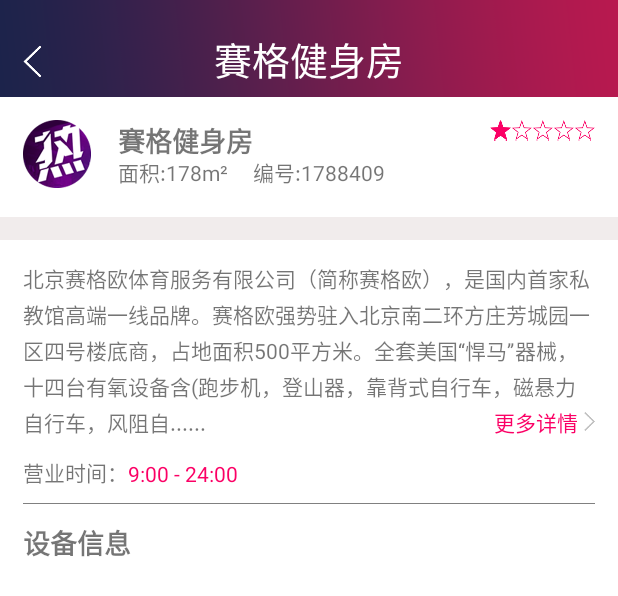
After one commit to FightTech/aidong, an Android app: the layout activity_gym_detail.xml on its own in the app's theme, with its tools: preview values and no code run, on a phone screen of 412 x 824 dp. The commit adds this screen. Shown: the top 596 px of the screen. Run offline under Robolectric (Android 15) with nearby library versions, the light colour scheme and no system bars.

Commit message:
gym detail

```diff
--- a/app/build.gradle
+++ b/app/build.gradle
@@ -15,7 +15,7 @@
     buildToolsVersion "26.0.1"
     defaultConfig {
         applicationId "com.fanting.aidongtan"
-        minSdkVersion 19
+        minSdkVersion 21
         targetSdkVersion 26
         versionCode 1
         versionName "1.0"
@@ -61,4 +61,5 @@
     compile project(':lib')
     compile project(':tablayoutsupport')
     implementation 'com.nineoldandroids:library:2.4.0'
+    compile 'de.hdodenhof:circleimageview:2.2.0'
 }
--- /dev/null
+++ b/app/src/main/res/drawable/im_detail_selector.xml
@@ -0,0 +1,4 @@
+<selector xmlns:android="http://schemas.android.com/apk/res/android" >
+    <item android:state_pressed="true"   android:drawable="@drawable/inmessage" />
+    <item android:state_pressed="false"   android:drawable="@drawable/inmessage_none" />
+</selector>
--- /dev/null
+++ b/app/src/main/res/drawable/ratingbar_drawable.xml
@@ -0,0 +1,17 @@
+<?xml version="1.0" encoding="utf-8"?>
+<layer-list xmlns:android="http://schemas.android.com/apk/res/android">
+
+    <item
+        android:id="@android:id/background"
+        android:drawable="@drawable/star_none">
+    </item>
+    <item
+        android:id="@android:id/secondaryProgress"
+        android:drawable="@drawable/star_none">
+    </item>
+    <item
+        android:id="@android:id/progress"
+        android:drawable="@drawable/star">
+    </item>
+
+</layer-list>
--- /dev/null
+++ b/app/src/main/res/layout/activity_gym_detail.xml
@@ -0,0 +1,174 @@
+<?xml version="1.0" encoding="utf-8"?>
+<RelativeLayout xmlns:android="http://schemas.android.com/apk/res/android"
+    xmlns:app="http://schemas.android.com/apk/res-auto"
+    xmlns:tools="http://schemas.android.com/tools"
+    android:layout_width="match_parent"
+    android:background="#F1ECEC"
+    android:layout_height="match_parent" >
+
+
+    <RelativeLayout
+        android:id="@+id/action"
+        android:layout_width="match_parent"
+        android:background="@drawable/nav_bg"
+        android:layout_height="wrap_content"
+        android:layout_alignParentTop="true"
+        android:layout_alignParentStart="true">
+
+        <ImageView
+            android:id="@+id/image_back"
+            android:layout_width="wrap_content"
+            android:layout_marginTop="30dp"
+            android:layout_height="wrap_content"
+            android:layout_marginLeft="15dp"
+            android:background="@drawable/back_bg"
+            />
+
+        <TextView
+            android:layout_width="wrap_content"
+            android:layout_height="wrap_content"
+            android:text="賽格健身房"
+            android:layout_centerHorizontal="true"
+            android:layout_marginTop="20dp"
+            android:textSize="25sp"
+            android:textColor="#ffffff"
+            />
+
+    </RelativeLayout>
+
+    <RelativeLayout
+        android:layout_width="match_parent"
+        android:layout_height="80dp"
+        android:padding="15dp"
+        android:background="@color/white"
+        android:layout_below="@+id/action"
+        android:layout_alignParentStart="true"
+        android:id="@+id/relativeLayout">
+
+
+        <de.hdodenhof.circleimageview.CircleImageView
+            xmlns:app="http://schemas.android.com/apk/res-auto"
+            android:layout_width="wrap_content"
+            android:layout_height="wrap_content"
+            android:background="@drawable/touxiang"
+            android:id="@+id/circleImageView" />
+
+        <TextView
+            android:id="@+id/tv_name"
+            android:layout_width="wrap_content"
+            android:layout_height="wrap_content"
+            android:layout_marginStart="18dp"
+            android:text="賽格健身房"
+            android:textSize="18sp"
+            android:textStyle="bold"
+            android:layout_alignParentTop="true"
+            android:layout_toEndOf="@+id/circleImageView" />
+
+        <TextView
+            android:id="@+id/tv_area"
+            android:layout_width="wrap_content"
+            android:layout_height="wrap_content"
+            android:layout_alignBottom="@+id/circleImageView"
+            android:layout_alignStart="@+id/tv_name"
+            android:text="面积:178m²" />
+
+        <TextView
+            android:id="@+id/tv_no"
+            android:layout_width="wrap_content"
+            android:layout_height="wrap_content"
+            android:layout_alignBaseline="@+id/tv_area"
+            android:layout_alignBottom="@+id/tv_area"
+            android:layout_toEndOf="@+id/tv_name"
+            android:text="编号:1788409" />
+
+        <RatingBar
+            android:id="@+id/ratingbar"
+            android:layout_width="wrap_content"
+            android:layout_height="14dp"
+            android:numStars="5"
+            style="@style/foodRatingBar"
+            android:stepSize="1"
+            android:rating="1"
+            android:layout_alignParentTop="true"
+            android:layout_alignParentEnd="true" />
+    </RelativeLayout>
+
+
+    <RelativeLayout
+        android:layout_below="@+id/relativeLayout"
+        android:layout_width="match_parent"
+        android:padding="@dimen/view_margin"
+        android:background="@color/white"
+        android:layout_marginTop="@dimen/layout_margin"
+        android:layout_height="match_parent"
+        android:id="@+id/relativeLayout4">
+
+
+        <TextView
+            android:id="@+id/tv_detail"
+            android:layout_width="match_parent"
+            android:layout_height="wrap_content"
+            android:lineSpacingExtra="3dp"
+            android:layout_alignParentStart="true"
+            android:text="北京赛格欧体育服务有限公司（简称赛格欧），是国内首家私教馆高端一线品牌。赛格欧强势驻入北京南二环方庄芳城园一区四号楼底商，占地面积500平方米。全套美国“悍马”器械，十四台有氧设备含(跑步机，登山器，靠背式自行车，磁悬力自行车，风阻自......" />
+
+        <TextView
+            android:id="@+id/tv_more"
+            android:layout_width="wrap_content"
+            android:layout_height="wrap_content"
+            android:layout_alignBottom="@+id/tv_detail"
+            android:layout_alignParentEnd="true"
+            android:drawableRight="@drawable/more"
+            android:text="更多详情"
+            android:drawablePadding="4dp"
+            android:textColor=" #FB0065" />
+
+        <TextView
+            android:id="@+id/textView2"
+            android:layout_width="wrap_content"
+            android:layout_height="wrap_content"
+            android:layout_alignParentStart="true"
+            android:layout_below="@+id/tv_detail"
+            android:layout_marginTop="12dp"
+            android:text="营业时间：" />
+
+        <TextView
+            android:id="@+id/tv_time"
+            android:layout_width="wrap_content"
+            android:layout_height="wrap_content"
+            android:layout_alignBottom="@+id/textView2"
+            android:layout_toEndOf="@+id/textView2"
+            android:text="9:00 - 24:00"
+            android:textColor=" #FB0065 " />
+
+        <View
+            android:layout_width="match_parent"
+            android:layout_height="0.5dp"
+            android:layout_marginTop="10dp"
+            android:background="@color/gray"
+            android:layout_below="@+id/textView2"
+            android:layout_alignEnd="@+id/tv_more"
+            android:id="@+id/view2" />
+
+        <TextView
+            android:id="@+id/tv_tile"
+            android:layout_width="wrap_content"
+            android:layout_height="wrap_content"
+            android:layout_marginTop="12dp"
+            android:text="设备信息"
+            android:layout_below="@+id/view2"
+            style="@style/TextTile"
+            android:layout_alignParentStart="true" />
+
+        <android.support.v7.widget.RecyclerView
+            android:layout_below="@+id/tv_tile"
+            android:id="@+id/equip_list"
+            android:layout_width="match_parent"
+            android:layout_marginTop="5dp"
+            android:layout_height="2dp"
+            android:layout_alignParentStart="true"
+             />
+
+    </RelativeLayout>
+
+</RelativeLayout>
--- /dev/null
+++ b/app/src/main/res/values/demins.xml
@@ -0,0 +1,9 @@
+<?xml version="1.0" encoding="utf-8"?>
+<resources>
+    <dimen name="layout_margin">15dp</dimen>
+    <dimen name="view_margin">15dp</dimen>
+
+
+
+
+</resources>
```
Also changed, not shown: app/src/main/res/layout/activity_gym_ad.xml (added, +266 -0 lines), app/src/main/res/layout/activity_gymmap.xml (+2 -5 lines), app/src/main/res/drawable-hdpi/buynow.png (added), app/src/main/res/drawable-hdpi/card.png (added), app/src/main/res/drawable-hdpi/card2.png (added), app/src/main/res/drawable-hdpi/inmessage.png (added), app/src/main/res/drawable-hdpi/inmessage_none.png (added), app/src/main/res/drawable-hdpi/side.png (added), app/src/main/res/drawable-hdpi/star.png (added), app/src/main/res/drawable-hdpi/star_none.png (added), app/src/main/res/drawable-hdpi/touxiang.png (added).
